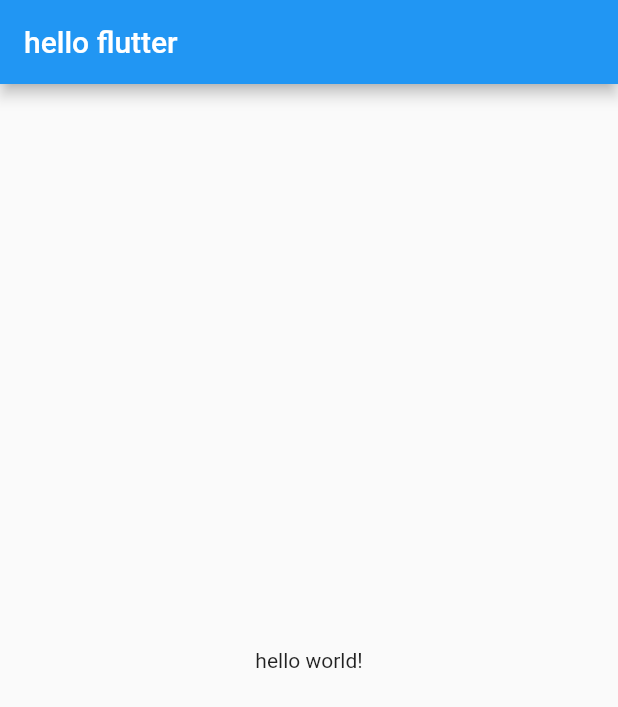
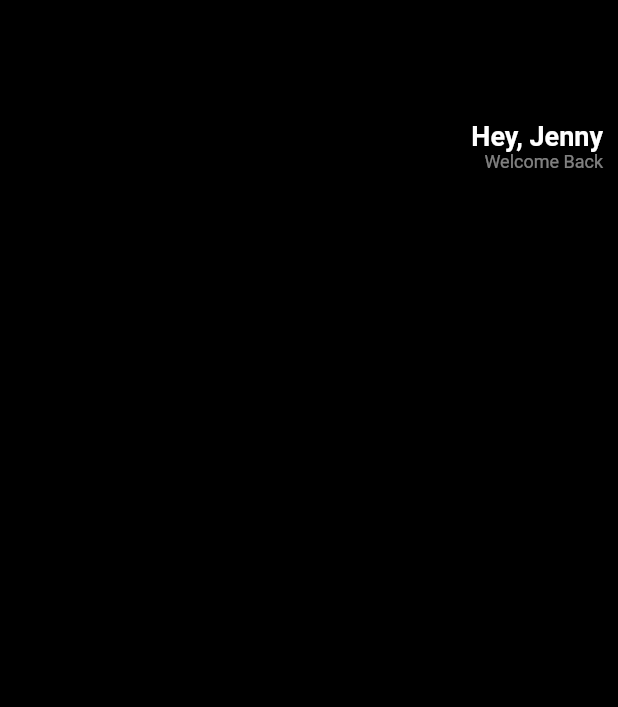
Before and after one commit to 98yejin/hello_flutter, a Flutter app: the screen it shows after launch, on a phone screen of 412 x 824 dp. Shown: the top 707 px of the screen. Run offline on Flutter 3.47's test engine with Material 2 defaults, Android fonts, the phone set to English and light mode, and no system bars.

Commit message:
UI Challenge - Header

```diff
--- a/lib/main.dart
+++ b/lib/main.dart
@@ -1,4 +1,3 @@
-import 'package:flutter/cupertino.dart';
 import 'package:flutter/material.dart';
 
 void main() {
@@ -10,13 +9,44 @@ class App extends StatelessWidget {
   Widget build(BuildContext context) {
     return MaterialApp(
       home: Scaffold(
-        appBar: AppBar(
-          title: Text('hello flutter'),
-        ),
-        body: Center(
-          child: Text('hello world!'),
-        ),
-      ),
+          backgroundColor: Colors.black,
+          body: Padding(
+            padding: EdgeInsets.symmetric(
+              horizontal: 10,
+            ),
+            child: Column(
+              children: [
+                SizedBox(
+                  height: 80,
+                ),
+                Row(
+                  mainAxisAlignment: MainAxisAlignment.end,
+                  children: [
+                    Column(
+                      crossAxisAlignment: CrossAxisAlignment.end,
+                      children: [
+                        Text(
+                          'Hey, Jenny',
+                          style: TextStyle(
+                            color: Colors.white,
+                            fontSize: 18,
+                            fontWeight: FontWeight.bold,
+                          ),
+                        ),
+                        Text(
+                          'Welcome Back',
+                          style: TextStyle(
+                            color: Colors.white.withOpacity(0.5),
+                            fontSize: 12,
+                          ),
+                        ),
+                      ],
+                    )
+                  ],
+                )
+              ],
+            ),
+          )),
     );
   }
 }
```
